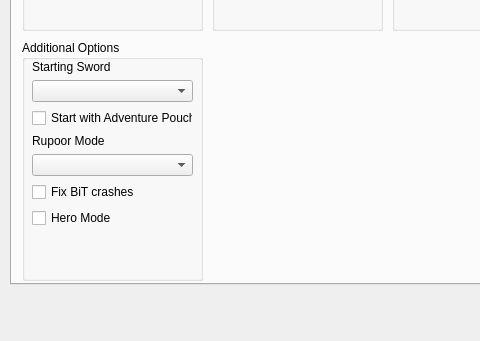
Above: gui/randogui.ui from ssrando/ssrando before the change; both pictures show x 0 to 480 and y 266 to 607 of the 956 by 704 pixel window. Below: the same form after it.
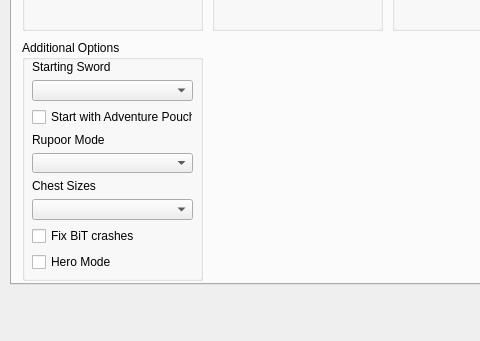
That is the form after the change. The open tabs and pages were chosen to show the change.

Commit message: added chest sizes to ui

Patch:
```diff
--- a/gui/randogui.ui
+++ b/gui/randogui.ui
@@ -1146,7 +1146,7 @@
          <x>10</x>
          <y>20</y>
          <width>161</width>
-         <height>224</height>
+         <height>211</height>
         </rect>
        </property>
        <layout class="QVBoxLayout" name="verticalLayout_15">
@@ -1185,6 +1185,20 @@
           </item>
          </layout>
         </item>
+        <item>
+         <layout class="QVBoxLayout" name="verticalLayout_17">
+          <item>
+           <widget class="QLabel" name="label_4">
+            <property name="text">
+             <string>Chest Sizes</string>
+            </property>
+           </widget>
+          </item>
+          <item>
+           <widget class="QComboBox" name="option_chest_sizes"/>
+          </item>
+         </layout>
+        </item>
         <item>
          <widget class="QCheckBox" name="option_fix_bit_crashes">
           <property name="text">
```
Left out of the diff: 2 changed lines with no effect on the pictures. The commit also changes 2 other files.
